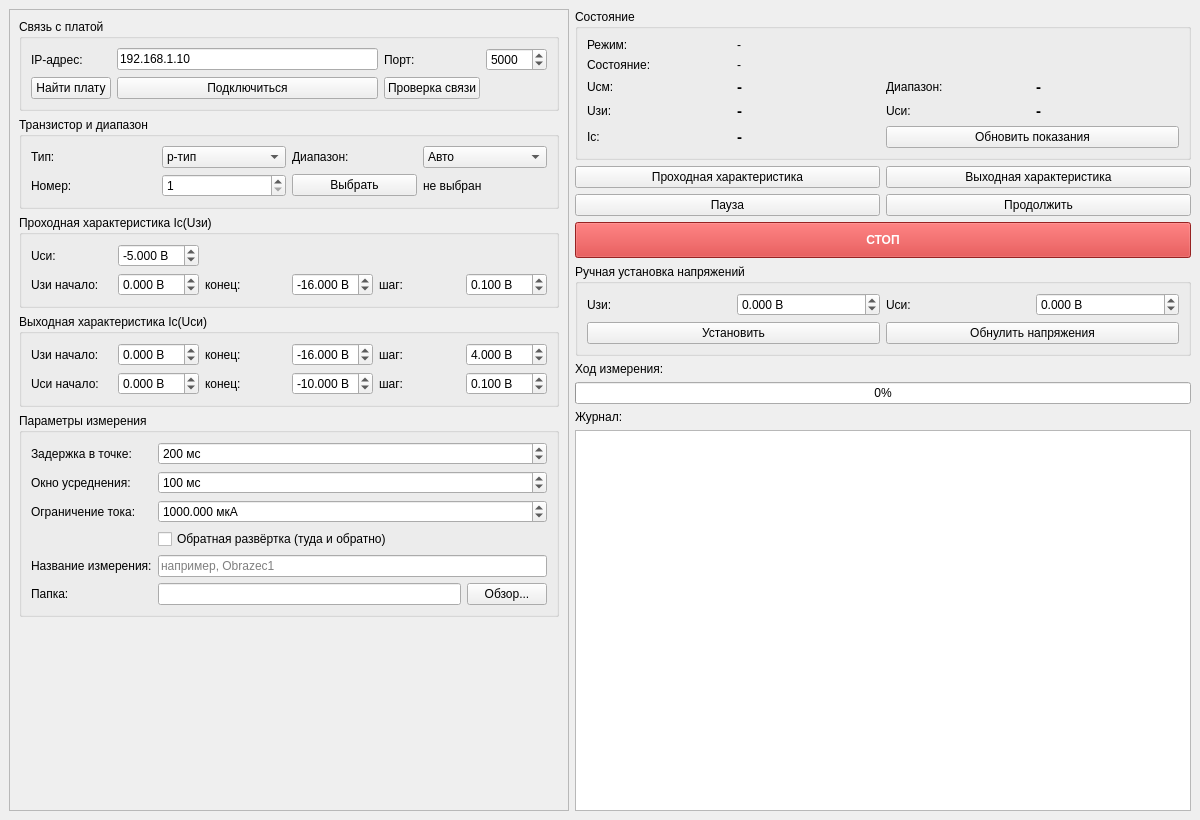
This is pc_app/src/mainwindow.ui in Dsv9toy/OFET_develop as Qt 5 draws it before an edit. The edited form follows.
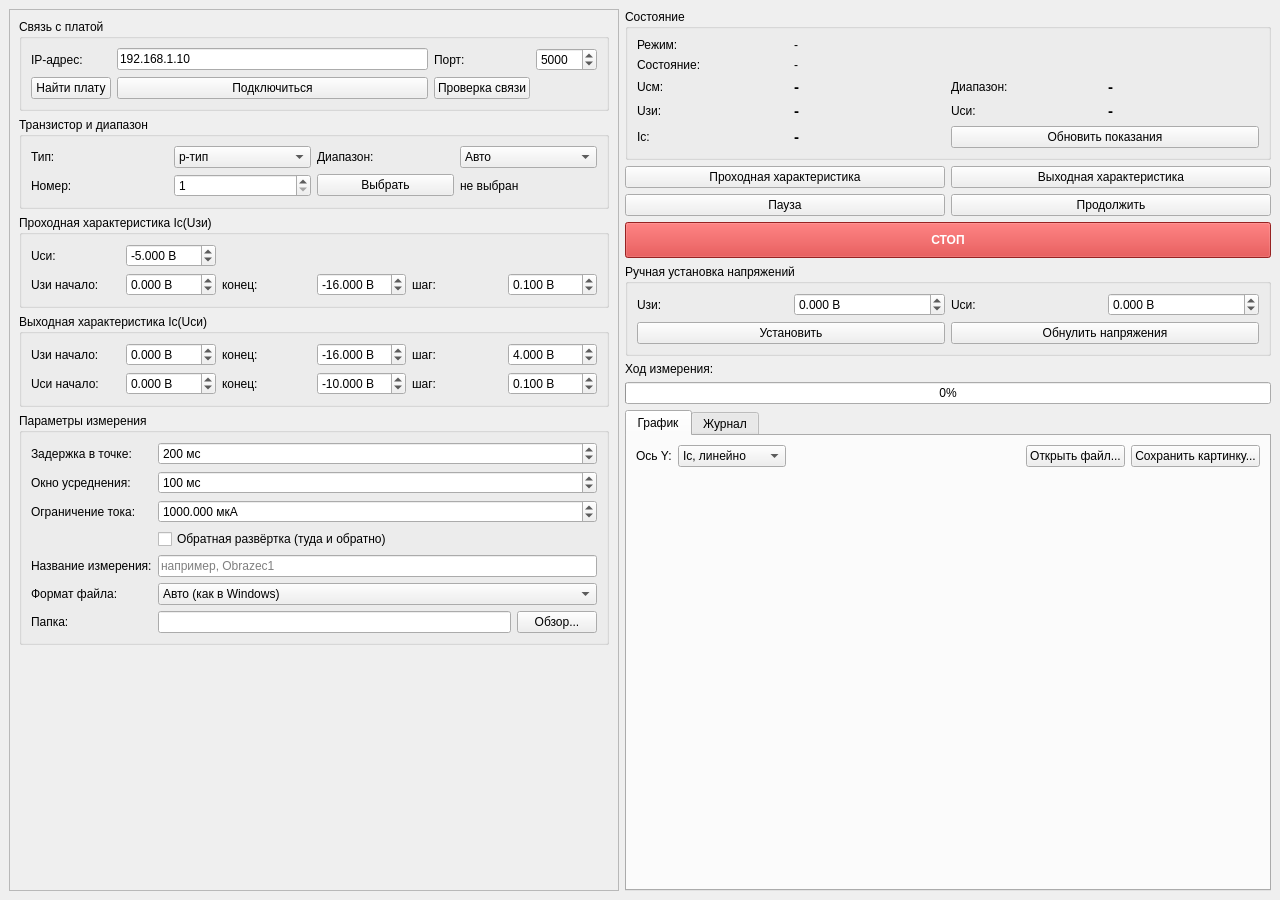
This is the edited form. Custom widgets are drawn as their Qt base class.

Commit message:
PC app: plots, selectable CSV format with header-first layout, portable exe build, program guide
Claude-Session: https://claude.ai/code/session_01Lf4T8VshuatApEHAbGcbgN

What changed in the file:
```diff
--- a/pc_app/src/mainwindow.ui
+++ b/pc_app/src/mainwindow.ui
@@ -6,8 +6,8 @@
    <rect>
     <x>0</x>
     <y>0</y>
-    <width>1200</width>
-    <height>820</height>
+    <width>1280</width>
+    <height>900</height>
    </rect>
   </property>
   <property name="windowTitle">
@@ -22,7 +22,7 @@
       </property>
       <property name="minimumSize">
        <size>
-        <width>560</width>
+        <width>610</width>
         <height>0</height>
        </size>
       </property>
@@ -637,13 +637,44 @@
             </widget>
            </item>
            <item row="5" column="0">
+            <widget class="QLabel" name="csvFormatLabel">
+             <property name="text">
+              <string>Формат файла:</string>
+             </property>
+            </widget>
+           </item>
+           <item row="5" column="1">
+            <widget class="QComboBox" name="csvFormatCombo">
+             <item>
+              <property name="text">
+               <string>Авто (как в Windows)</string>
+              </property>
+             </item>
+             <item>
+              <property name="text">
+               <string>Excel RU: «;» и запятая</string>
+              </property>
+             </item>
+             <item>
+              <property name="text">
+               <string>Столбцы «,» и точка</string>
+              </property>
+             </item>
+             <item>
+              <property name="text">
+               <string>Табуляция и точка (.txt)</string>
+              </property>
+             </item>
+            </widget>
+           </item>
+           <item row="6" column="0">
             <widget class="QLabel" name="folderLabel">
              <property name="text">
               <string>Папка:</string>
              </property>
             </widget>
            </item>
-           <item row="5" column="1">
+           <item row="6" column="1">
             <layout class="QHBoxLayout" name="folderLayout">
              <item>
               <widget class="QLineEdit" name="folderEdit"/>
@@ -1001,12 +1032,89 @@
        </widget>
       </item>
       <item>
-       <widget class="QLabel" name="logCaption">
+       <widget class="QTabWidget" name="viewTabs">
+        <property name="currentIndex">
+         <number>0</number>
+        </property>
+        <widget class="QWidget" name="plotTab">
+         <attribute name="title">
+          <string>График</string>
+         </attribute>
+         <layout class="QVBoxLayout" name="plotTabLayout">
+          <item>
+           <layout class="QHBoxLayout" name="plotBarLayout">
+            <item>
+             <widget class="QLabel" name="yModeLabel">
         <property name="text">
-         <string>Журнал:</string>
+               <string>Ось Y:</string>
         </property>
        </widget>
       </item>
+            <item>
+             <widget class="QComboBox" name="yModeCombo">
+              <item>
+               <property name="text">
+                <string>Iс, линейно</string>
+               </property>
+              </item>
+              <item>
+               <property name="text">
+                <string>|Iс|, логарифм</string>
+               </property>
+              </item>
+              <item>
+               <property name="text">
+                <string>sqrt(|Iс|)</string>
+               </property>
+              </item>
+             </widget>
+            </item>
+            <item>
+             <spacer name="plotBarSpacer">
+              <property name="orientation">
+               <enum>Qt::Horizontal</enum>
+              </property>
+              <property name="sizeHint" stdset="0">
+               <size>
+                <width>0</width>
+                <height>20</height>
+               </size>
+              </property>
+             </spacer>
+            </item>
+            <item>
+             <widget class="QPushButton" name="openFileButton">
+              <property name="text">
+               <string>Открыть файл...</string>
+              </property>
+             </widget>
+            </item>
+            <item>
+             <widget class="QPushButton" name="savePlotButton">
+              <property name="text">
+               <string>Сохранить картинку...</string>
+              </property>
+             </widget>
+            </item>
+           </layout>
+          </item>
+          <item>
+           <widget class="PlotWidget" name="plotWidget">
+            <property name="minimumSize">
+             <size>
+              <width>300</width>
+              <height>260</height>
+             </size>
+            </property>
+           </widget>
+          </item>
+         </layout>
+        </widget>
+        <widget class="QWidget" name="logTab">
+         <attribute name="title">
+          <string>Журнал</string>
+         </attribute>
+         <layout class="QVBoxLayout" name="logTabLayout">
       <item>
        <widget class="QPlainTextEdit" name="logEdit">
         <property name="readOnly">
@@ -1026,10 +1134,22 @@
        </widget>
       </item>
      </layout>
-    </item>
-   </layout>
+        </widget>
+       </widget>
+      </item>
+     </layout>
+    </item>
+   </layout>
   </widget>
  </widget>
+ <customwidgets>
+  <customwidget>
+   <class>PlotWidget</class>
+   <extends>QWidget</extends>
+   <header>plotwidget.h</header>
+   <container>0</container>
+  </customwidget>
+ </customwidgets>
  <resources/>
  <connections/>
 </ui>
```
Lines whose indentation alone changed are shown as unchanged. The commit also changes 15 other files.
